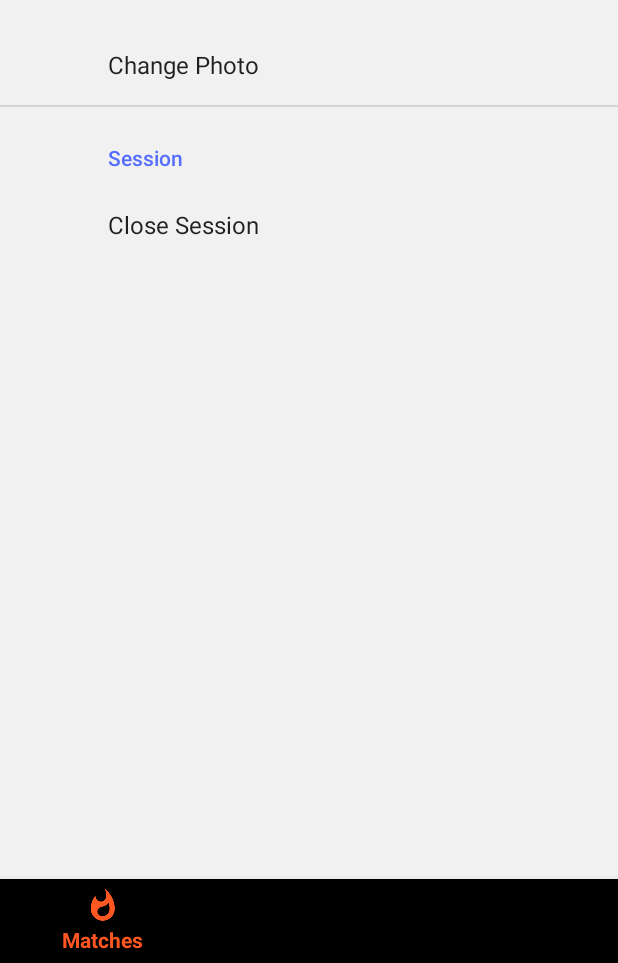
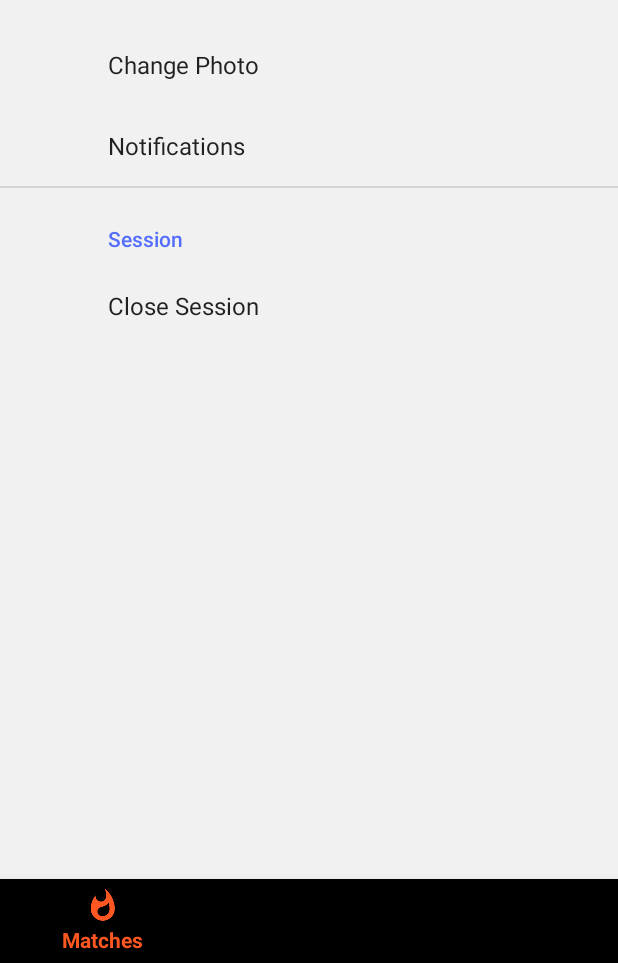
Before and after one commit to victorcastanogutierrez/uninder, an Android app: the fragment AccountSettingsFragment placed in its activity, on a phone screen of 412 x 824 dp, the part 273-1236 px from its top. Run offline under Robolectric (Android 15) with nearby library versions, the light colour scheme and no system bars; our stand-ins replace Firebase (no records; nobody signed in at launch, a user with empty details on screens opened directly), androidx.preference; 2 statements that could not run were skipped.

Commit message:
notifications in settings

```diff
--- a/app/src/main/java/com/uninder/uninder/MainActivity.kt
+++ b/app/src/main/java/com/uninder/uninder/MainActivity.kt
@@ -11,6 +11,7 @@ import com.google.firebase.auth.FirebaseAuth
 import com.uninder.uninder.acountSettings.AccountSettingsFragment
 import com.uninder.uninder.findPeople.FindPeopleFragment
 import com.uninder.uninder.getMatches.MatchesFragment
+import com.uninder.uninder.handler.NotificationHelper
 import com.uninder.uninder.mainScreen.MainScreenPresenter
 import com.uninder.uninder.mainScreen.MainScreenPresenterImpl
 import com.uninder.uninder.mainScreen.MainScreenView
@@ -25,9 +26,13 @@ class MainActivity : AppCompatActivity(), MainScreenView, AccountSettingsFragmen
 
     private lateinit var indeterminateDialog: Dialog
 
+    private lateinit var mNotificationHelper: NotificationHelper
+
+
     override fun onCreate(savedInstanceState: Bundle?) {
         super.onCreate(savedInstanceState)
         setContentView(R.layout.activity_main)
+        mNotificationHelper = NotificationHelper(this)
         this.requestedOrientation =ActivityInfo.SCREEN_ORIENTATION_PORTRAIT
         supportActionBar?.hide()
         this.presenter = MainScreenPresenterImpl(this, this)
--- a/app/src/main/java/com/uninder/uninder/acountSettings/AccountSettingsFragment.kt
+++ b/app/src/main/java/com/uninder/uninder/acountSettings/AccountSettingsFragment.kt
@@ -5,6 +5,7 @@ import android.content.Context
 import android.content.Intent
 import android.content.SharedPreferences
 import android.os.Bundle
+import android.provider.Settings
 import android.support.v7.preference.Preference
 import android.support.v7.preference.PreferenceFragmentCompat
 import android.support.v7.preference.PreferenceScreen
@@ -16,6 +17,7 @@ private const val EDIT_NAME = "preference_name"
 private const val EDIT_DESC = "preference_desc"
 private const val CLOSE_SESSION = "preference_close_session"
 private const val CHANGE_PHOTO = "preference_change_photo"
+private const val NOTIFICATIONS = "preference_notification"
 
 private const val REQUEST_IMAGE_GET = 1
 
@@ -59,6 +61,7 @@ class AccountSettingsFragment : PreferenceFragmentCompat(), AccountSettingsView
 
             CLOSE_SESSION -> this.presenter.closeSession(listener)
             CHANGE_PHOTO -> this.presenter.changePicture()
+            NOTIFICATIONS -> this.presenter.goToNotificationSettings()
         }
 
         return super.onPreferenceTreeClick(preference)
@@ -76,6 +79,12 @@ class AccountSettingsFragment : PreferenceFragmentCompat(), AccountSettingsView
         return true
     }
 
+    override fun startNotificationsIntent() {
+        val intent = Intent(Settings.ACTION_CHANNEL_NOTIFICATION_SETTINGS)
+        intent.putExtra(Settings.EXTRA_APP_PACKAGE, "com.uninder.uninder")
+        intent.putExtra(Settings.EXTRA_CHANNEL_ID, "default")
+        startActivity(intent)
+    }
 
     override fun startPictureIntent() {
         val galleryIntent = Intent(Intent.ACTION_PICK,
--- a/app/src/main/java/com/uninder/uninder/acountSettings/AccountSettingsPresenter.kt
+++ b/app/src/main/java/com/uninder/uninder/acountSettings/AccountSettingsPresenter.kt
@@ -20,6 +20,11 @@ interface AccountSettingsPresenter {
      */
     fun changePicture()
 
+
+    /***
+     *Goes to android notifications settings
+     */
+    fun goToNotificationSettings()
     /***
      *Saves the picture to firebase storage
      */
--- a/app/src/main/java/com/uninder/uninder/acountSettings/AccountSettingsPresenterImpl.kt
+++ b/app/src/main/java/com/uninder/uninder/acountSettings/AccountSettingsPresenterImpl.kt
@@ -10,7 +10,6 @@ import com.uninder.uninder.userPreferences.UserPreferencesSharedImpl
 
 
 class AccountSettingsPresenterImpl(private val view: AccountSettingsView, context: Context) : AccountSettingsPresenter {
-
 
     private val sharedHelper: UserPreferences
 
@@ -43,6 +42,10 @@ class AccountSettingsPresenterImpl(private val view: AccountSettingsView, contex
 
     }
 
+    override fun goToNotificationSettings() {
+        this.view.startNotificationsIntent()
+    }
+
     override fun savePicture(contentURI: Uri) {
 
         Person.uploadFileImage(contentURI, FirebaseAuth.getInstance().currentUser?.email!!, {
--- a/app/src/main/java/com/uninder/uninder/acountSettings/AccountSettingsView.kt
+++ b/app/src/main/java/com/uninder/uninder/acountSettings/AccountSettingsView.kt
@@ -7,6 +7,11 @@ interface AccountSettingsView {
      * Initialises the change picture intent
      */
     fun startPictureIntent()
+
+    /***
+     * Initialises the notifications intent
+     */
+    fun startNotificationsIntent()
 
     /***
      * Retrieves the image data from the intent
--- a/app/src/main/res/values/strings.xml
+++ b/app/src/main/res/values/strings.xml
@@ -39,6 +39,9 @@
     <string name="noMorePeople">There are no more people, you will have to wait :(</string>
 
     <string name="newmatch">Match</string>
+    <string name="notification">Notifications</string>
+
+
 
     <string name="welcomeMessageBody">We have saved your preferences. Do not forget to upload a profile picture right down in configuration section, you will have more opportunities ;)</string>
     <string name="welcomeMessageTitle">Welcome!</string>
--- a/app/src/main/res/xml/preferences.xml
+++ b/app/src/main/res/xml/preferences.xml
@@ -26,6 +26,10 @@
             android:key="preference_change_photo"
             android:title="@string/prefPhoto"></Preference>
 
+        <Preference
+            android:id="@+id/notifications"
+            android:key="preference_notification"
+            android:title="@string/notification"></Preference>
 
     </PreferenceCategory>
 
```
Also changed, not shown: app/src/main/java/com/uninder/uninder/findPeople/FindPeopleFragment.kt (+3 -10 lines), 1 other file.
